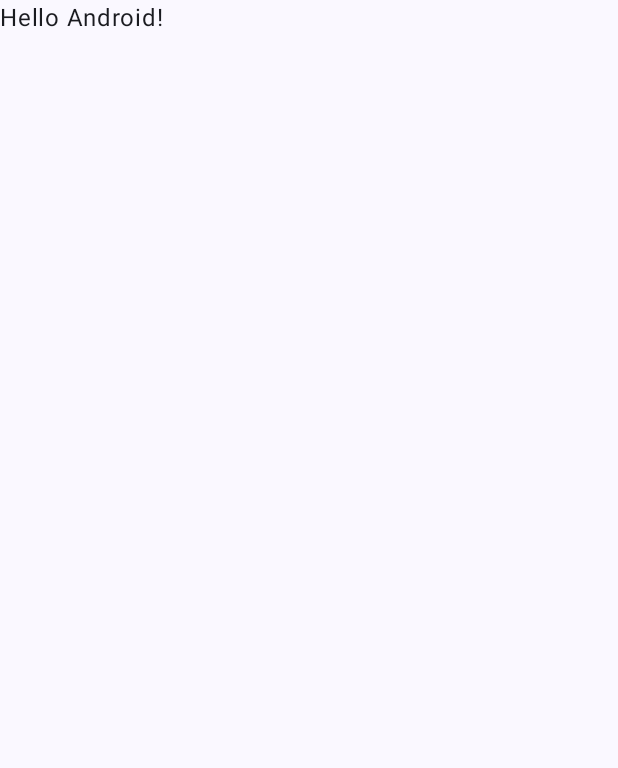
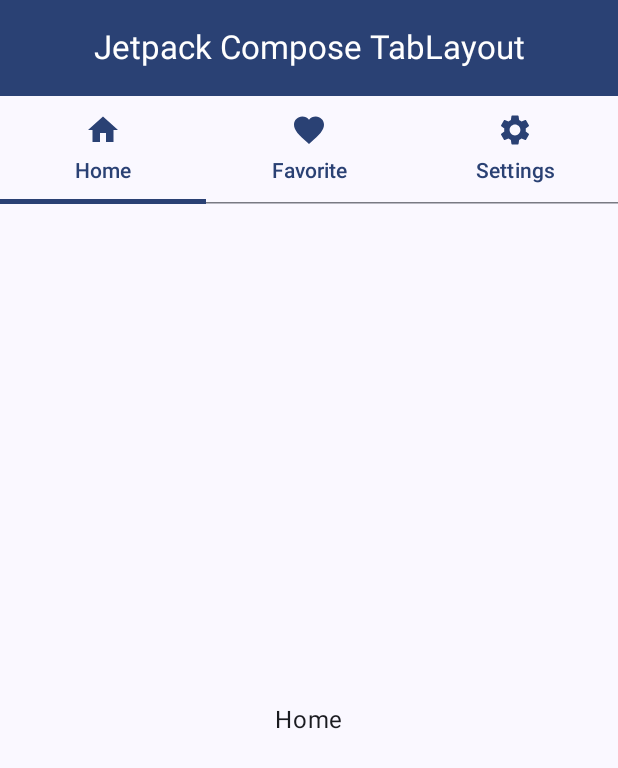
Before and after one commit to KaushalVasava/JetPackCompose_Basic, an Android app built with Jetpack Compose: the screen it shows after launch (MainActivity), on a phone screen of 412 x 824 dp. Before the commit the part shown is almost empty. Shown: the top 768 px of the screen. Run offline under Robolectric (Android 15) with nearby library versions, the phone set to English and light mode, and no system bars.

Commit message:
Add Tab layout and update build.gradle(s)

```diff
--- a/app/build.gradle
+++ b/app/build.gradle
@@ -37,7 +37,7 @@
         compose true
     }
     composeOptions {
-        kotlinCompilerExtensionVersion '1.1.1'
+        kotlinCompilerExtensionVersion '1.4.3'
     }
     packagingOptions {
         resources {
@@ -60,4 +60,5 @@
     androidTestImplementation "androidx.compose.ui:ui-test-junit4:$compose_version"
     debugImplementation "androidx.compose.ui:ui-tooling:$compose_version"
     debugImplementation "androidx.compose.ui:ui-test-manifest:$compose_version"
+    implementation 'androidx.compose.foundation:foundation:1.4.0-rc01'
 }
--- a/app/src/main/java/com/lahsuak/apps/jetpackcomposebasic/MainActivity.kt
+++ b/app/src/main/java/com/lahsuak/apps/jetpackcomposebasic/MainActivity.kt
@@ -10,6 +10,7 @@
 import androidx.compose.runtime.Composable
 import androidx.compose.ui.Modifier
 import androidx.compose.ui.tooling.preview.Preview
+import com.lahsuak.apps.jetpackcomposebasic.ui.screen.TabLayoutScreen
 import com.lahsuak.apps.jetpackcomposebasic.ui.theme.JetPackComposeBasicTheme
 
 class MainActivity : ComponentActivity() {
@@ -22,29 +23,16 @@
                     modifier = Modifier.fillMaxSize(),
                     color = MaterialTheme.colorScheme.background
                 ) {
-                    Greeting("Android")
+                    TabLayoutScreen()
                 }
             }
         }
     }
 }
-/***
-Composable functions :
-A composable function is a regular function annotated with @Composable.
-This enables your function to call other @Composable functions within it.
-You can see how the Greeting function is marked as @Composable.
-This function will produce a piece of UI hierarchy displaying the given input,
-String. Text is a composable function provided by the library.
-***/
-@Composable
-fun Greeting(name: String) {
-    Text(text = "Hello $name!")
-}
-
 @Preview(showBackground = true)
 @Composable
 fun DefaultPreview() {
     JetPackComposeBasicTheme {
-        Greeting("Android")
+        TabLayoutScreen()
     }
 }
--- /dev/null
+++ b/app/src/main/java/com/lahsuak/apps/jetpackcomposebasic/model/TabItem.kt
@@ -0,0 +1,10 @@
+package com.lahsuak.apps.jetpackcomposebasic.model
+
+import androidx.compose.runtime.Composable
+import androidx.compose.ui.graphics.vector.ImageVector
+
+data class TabItem (
+    val title: String,
+    val icon: ImageVector,
+    val screen: @Composable () -> Unit
+)
--- /dev/null
+++ b/app/src/main/java/com/lahsuak/apps/jetpackcomposebasic/ui/screen/TabLayoutScreen.kt
@@ -0,0 +1,87 @@
+package com.lahsuak.apps.jetpackcomposebasic.ui.screen
+
+import androidx.compose.foundation.ExperimentalFoundationApi
+import androidx.compose.foundation.layout.Column
+import androidx.compose.foundation.layout.padding
+import androidx.compose.foundation.pager.HorizontalPager
+import androidx.compose.foundation.pager.rememberPagerState
+import androidx.compose.material.icons.Icons
+import androidx.compose.material.icons.filled.Favorite
+import androidx.compose.material.icons.filled.Home
+import androidx.compose.material.icons.filled.Settings
+import androidx.compose.material3.CenterAlignedTopAppBar
+import androidx.compose.material3.ExperimentalMaterial3Api
+import androidx.compose.material3.Icon
+import androidx.compose.material3.MaterialTheme
+import androidx.compose.material3.Scaffold
+import androidx.compose.material3.Tab
+import androidx.compose.material3.TabRow
+import androidx.compose.material3.Text
+import androidx.compose.material3.TopAppBarDefaults
+import androidx.compose.runtime.Composable
+import androidx.compose.runtime.rememberCoroutineScope
+import androidx.compose.ui.Modifier
+import com.lahsuak.apps.jetpackcomposebasic.model.TabItem
+import kotlinx.coroutines.launch
+
+@OptIn(ExperimentalFoundationApi::class, ExperimentalMaterial3Api::class)
+@Composable
+fun TabLayoutScreen() {
+    val pagerState = rememberPagerState()
+    val coroutineScope = rememberCoroutineScope()
+
+    Scaffold(
+        topBar = {
+            CenterAlignedTopAppBar(
+                title = { Text(text = "Jetpack Compose TabLayout") },
+                colors = TopAppBarDefaults.centerAlignedTopAppBarColors(
+                    containerColor = MaterialTheme.colorScheme.primary,
+                    titleContentColor = MaterialTheme.colorScheme.onPrimary
+                )
+            )
+        }
+    ) { paddingValues ->
+        Column(
+            modifier = Modifier.padding(paddingValues)
+        ) {
+            TabRow(
+                selectedTabIndex = pagerState.currentPage,
+            ) {
+                tabs.forEachIndexed { index, item ->
+                    Tab(
+                        selected = index == pagerState.currentPage,
+                        text = { Text(text = item.title) },
+                        icon = { Icon(item.icon, "") },
+                        onClick = { coroutineScope.launch { pagerState.animateScrollToPage(index) } },
+                    )
+                }
+            }
+            HorizontalPager(
+                pageCount = tabs.size,
+                state = pagerState
+            ) {
+                tabs[pagerState.currentPage].screen()
+            }
+        }
+    }
+
+}
+
+
+val tabs = listOf(
+    TabItem(
+        title = "Home",
+        icon = Icons.Filled.Home,
+        screen = { TabScreen("Home") }
+    ),
+    TabItem(
+        title = "Favorite",
+        icon = Icons.Filled.Favorite,
+        screen = { TabScreen("Favorite") }
+    ),
+    TabItem(
+        title = "Settings",
+        icon = Icons.Filled.Settings,
+        screen = { TabScreen(content = "Settings") }
+    )
+)
--- /dev/null
+++ b/app/src/main/java/com/lahsuak/apps/jetpackcomposebasic/ui/screen/TabScreen.kt
@@ -0,0 +1,22 @@
+package com.lahsuak.apps.jetpackcomposebasic.ui.screen
+
+import androidx.compose.foundation.layout.Arrangement
+import androidx.compose.foundation.layout.Column
+import androidx.compose.foundation.layout.fillMaxSize
+import androidx.compose.material3.Text
+import androidx.compose.runtime.Composable
+import androidx.compose.ui.Alignment
+import androidx.compose.ui.Modifier
+
+@Composable
+fun TabScreen(
+    content: String
+) {
+    Column(
+        modifier = Modifier.fillMaxSize(),
+        horizontalAlignment = Alignment.CenterHorizontally,
+        verticalArrangement = Arrangement.Center
+    ) {
+        Text(text = content )
+    }
+}
--- a/build.gradle
+++ b/build.gradle
@@ -4,7 +4,7 @@
     }
 }// Top-level build file where you can add configuration options common to all sub-projects/modules.
 plugins {
-    id 'com.android.application' version '7.3.0' apply false
-    id 'com.android.library' version '7.3.0' apply false
-    id 'org.jetbrains.kotlin.android' version '1.6.10' apply false
+    id 'com.android.application' version '7.4.0' apply false
+    id 'com.android.library' version '7.4.0' apply false
+    id 'org.jetbrains.kotlin.android' version '1.8.10' apply false
 }
```
